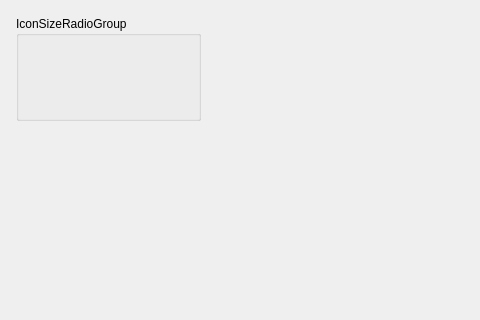
Eldricos/D-Fend-Reborn, file src/forms/SetupFrameGameListIconModeAppearanceUnit.ui: the form before one commit; both pictures show x 0 to 480 and y 0 to 320 of the 603 by 497 pixel window.
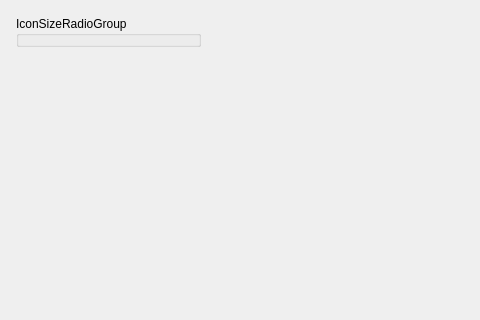
The form after the commit. Custom widgets are drawn as their Qt base class.

Commit message: Program options: Qt layouts instead of fixed pixel positions

What changed in the file:
```diff
--- a/src/forms/SetupFrameGameListIconModeAppearanceUnit.ui
+++ b/src/forms/SetupFrameGameListIconModeAppearanceUnit.ui
@@ -5,18 +5,33 @@
     <property name="geometry"><rect><x>0</x><y>0</y><width>603</width><height>497</height></rect></property>
     <property name="vclDesignWidth" stdset="0"><number>603</number></property>
     <property name="vclDesignHeight" stdset="0"><number>497</number></property>
-    <widget class="TRadioGroupWidget" name="IconSizeRadioGroup">
-      <property name="geometry"><rect><x>16</x><y>16</y><width>185</width><height>105</height></rect></property>
-      <property name="title"><string>IconSizeRadioGroup</string></property>
-      <property name="items" stdset="0">
-        <stringlist notr="true">
-          <string>32</string>
-          <string>64</string>
-          <string>128</string>
-          <string>256</string>
-        </stringlist>
-      </property>
-    </widget>
+    <layout class="QGridLayout" name="SetupFrameGameListIconModeAppearance_Layout" columnstretch="0,1">
+      <property name="leftMargin"><number>16</number></property>
+      <property name="topMargin"><number>16</number></property>
+      <property name="rightMargin"><number>4</number></property>
+      <property name="bottomMargin"><number>8</number></property>
+      <property name="horizontalSpacing"><number>8</number></property>
+      <property name="verticalSpacing"><number>4</number></property>
+      <item row="0" column="0" alignment="Qt::AlignLeft">
+        <widget class="TRadioGroupWidget" name="IconSizeRadioGroup">
+          <property name="title"><string>IconSizeRadioGroup</string></property>
+          <property name="items" stdset="0"><stringlist notr="true"><string>32</string><string>64</string><string>128</string><string>256</string></stringlist></property>
+          <property name="minimumSize"><size><width>185</width><height>0</height></size></property>
+        </widget>
+      </item>
+      <item row="0" column="1">
+        <spacer name="SetupFrameGameListIconModeAppearance_Layout_HFill">
+          <property name="orientation"><enum>Qt::Horizontal</enum></property>
+          <property name="sizeHint" stdset="0"><size><width>0</width><height>0</height></size></property>
+        </spacer>
+      </item>
+      <item row="1" column="0">
+        <spacer name="SetupFrameGameListIconModeAppearance_VFill">
+          <property name="orientation"><enum>Qt::Vertical</enum></property>
+          <property name="sizeHint" stdset="0"><size><width>0</width><height>0</height></size></property>
+        </spacer>
+      </item>
+    </layout>
   </widget>
   <customwidgets>
     <customwidget>
```
Left out of the diff: 6 changed lines with no effect on the pictures. The commit also changes 51 other files.
